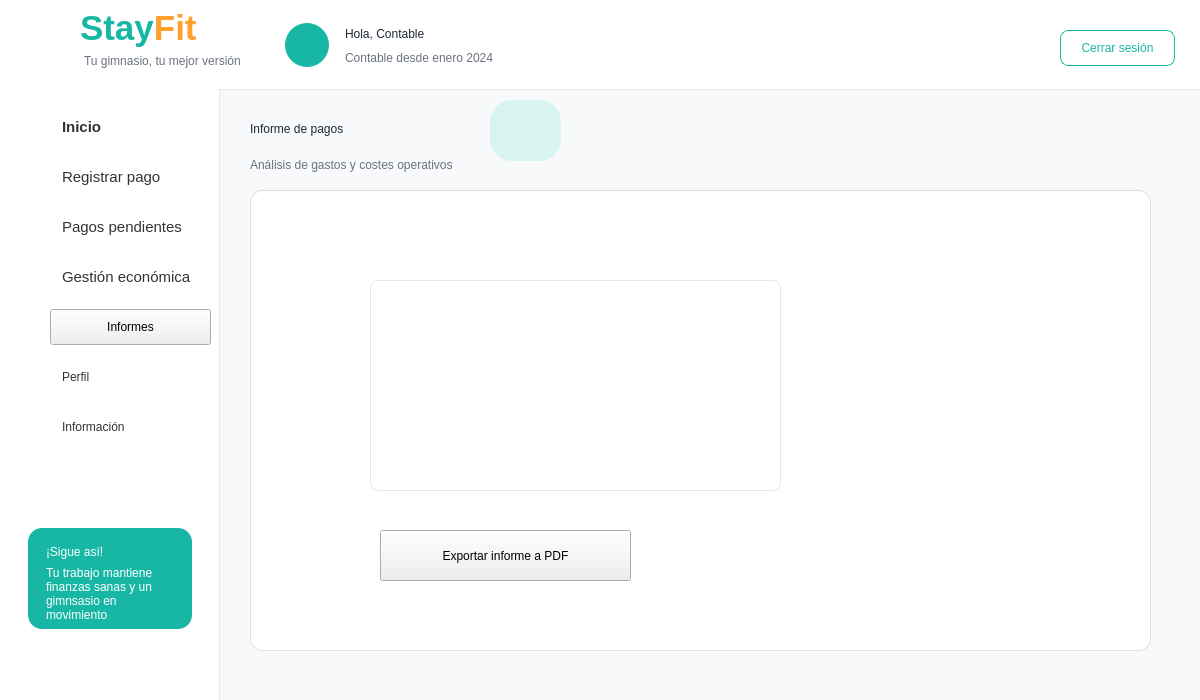
This is Proyecto/src/vista/Ui/interfaz_contable_informes_de_pagos.ui in smonts01/Ingenieria-del-software as Qt 5 draws it before an edit. The edited form follows.
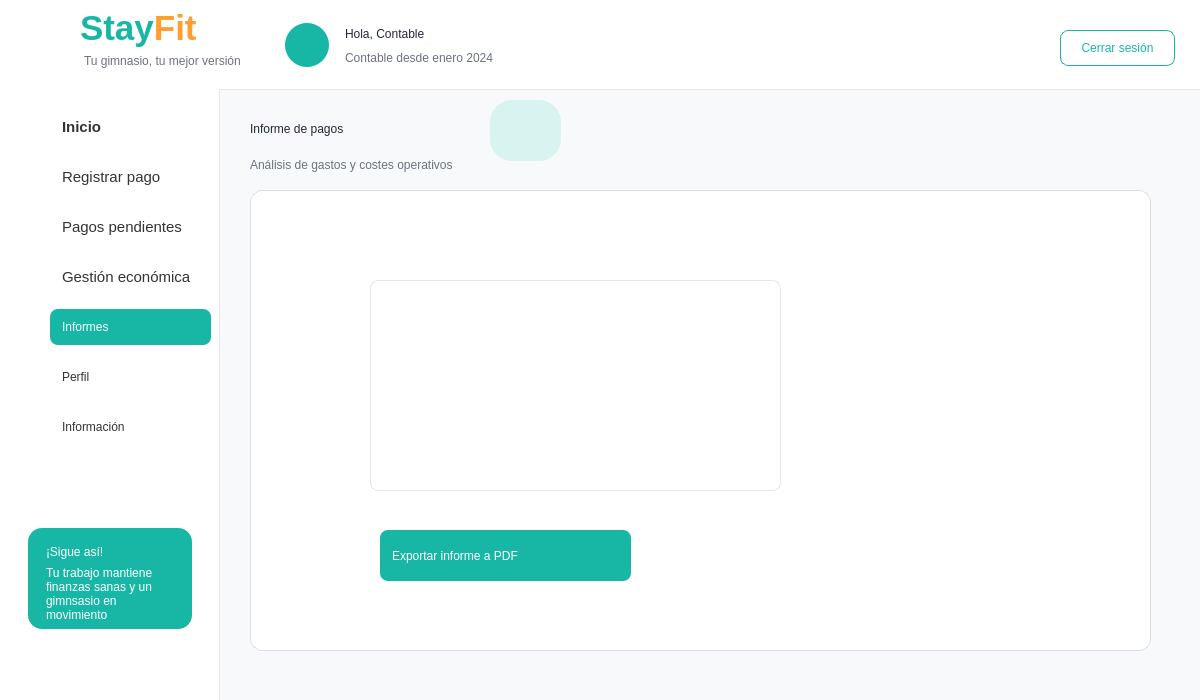
This is the edited form. Icons and pictures are not drawn.

What changed in the file:
```diff
--- a/Proyecto/src/vista/Ui/interfaz_contable_informes_de_pagos.ui
+++ b/Proyecto/src/vista/Ui/interfaz_contable_informes_de_pagos.ui
@@ -183,6 +183,30 @@
        <height>36</height>
       </rect>
      </property>
+     <property name="styleSheet">
+      <string notr="true">QPushButton {
+    background-color: #18B7A5;
+    border: none;
+    border-radius: 8px;
+    padding: 8px 12px;
+    text-align: left;
+    color: #FFFFFF;
+}
+
+QPushButton:hover {
+    background-color: #E8F8F5;
+}
+
+QPushButton:checked {
+    background-color: #DDF7F3;
+    color: #333333;
+    font-weight: bold;
+}
+
+ 
+
+</string>
+     </property>
      <property name="text">
       <string>Informes</string>
      </property>
@@ -720,6 +744,30 @@
         <height>51</height>
        </rect>
       </property>
+      <property name="styleSheet">
+       <string notr="true">QPushButton {
+    background-color: #18B7A5;
+    border: none;
+    border-radius: 8px;
+    padding: 8px 12px;
+    text-align: left;
+    color: #FFFFFF;
+}
+
+QPushButton:hover {
+    background-color: #E8F8F5;
+}
+
+QPushButton:checked {
+    background-color: #DDF7F3;
+    color: #333333;
+    font-weight: bold;
+}
+
+ 
+
+</string>
+      </property>
       <property name="text">
        <string>Exportar informe a PDF</string>
       </property>
```
Left out of the diff: 12 changed lines with no effect on the pictures.
